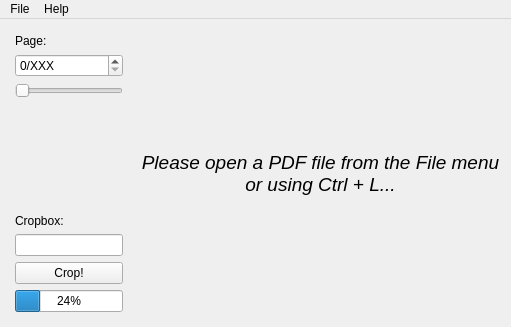
mkottman/PdfCropGUI, file mainwindow.ui: the form before one commit.
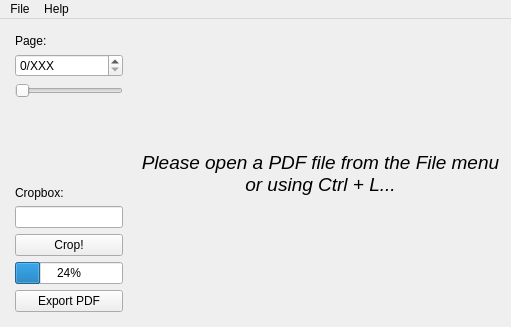
The form after the commit. Custom widgets are drawn as their Qt base class.

Commit message: Added Export PDF button

What changed in the file:
```diff
--- a/mainwindow.ui
+++ b/mainwindow.ui
@@ -94,6 +94,13 @@
          </property>
         </widget>
        </item>
+	   <item>
+	    <widget class="QPushButton" name="btnExport">
+		 <property name="text">
+		  <string>Export PDF</string>
+		 </property>
+		</widget>
+	   </item>
       </layout>
      </widget>
     </item>
```
